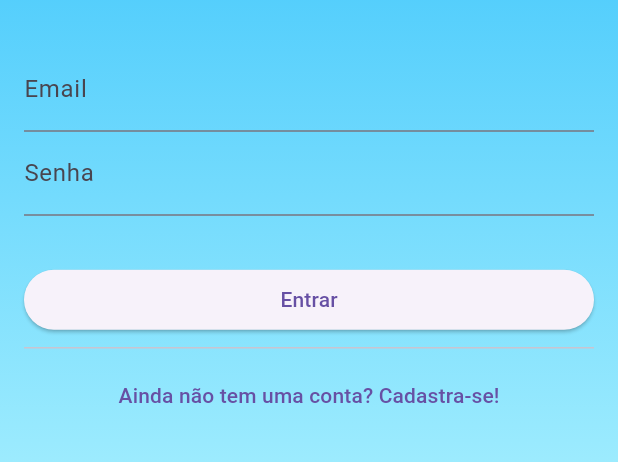
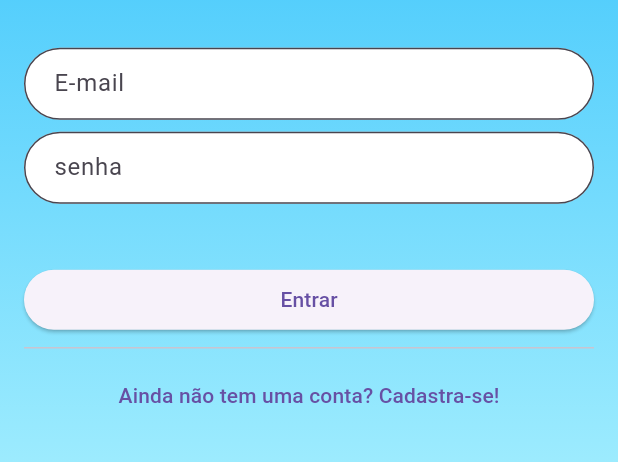
Before and after one commit to linusmanuel/gymap_v1, a Flutter app: the screen it shows after launch, on a phone screen of 412 x 824 dp, the part 550-1012 px from its top. Run offline on Flutter 3.47's test engine with Material 3 defaults, Android fonts, the light colour scheme and no system bars.

Commit message:
feat: personalize seu campo de texto no flutter

```diff
--- /dev/null
+++ b/lib/componentes/decoracao_campo_autenticacao.dart
@@ -0,0 +1,19 @@
+import 'package:flutter/material.dart';
+import 'package:flutter_gymapp_live/_comum/minhas_cores.dart';
+
+InputDecoration getAuthenticationInputDecoration(String label) {
+  return InputDecoration(
+    hintText: label,
+    fillColor: Colors.white,
+    filled: true,
+    contentPadding: const EdgeInsets.fromLTRB(16, 8, 16, 8),
+    border: OutlineInputBorder(
+      borderRadius: BorderRadius.circular(64),
+      borderSide: const BorderSide(color: Colors.black, width: 2)
+    ),
+    focusedBorder: OutlineInputBorder(
+      borderRadius: BorderRadius.circular(64),
+      borderSide: const BorderSide(color: MinhasCores.azulEscuro, width: 4),
+    )
+  );
+}
--- a/lib/telas/autenticacao_tela.dart
+++ b/lib/telas/autenticacao_tela.dart
@@ -1,6 +1,7 @@
 import 'package:flutter/material.dart';
 import 'package:flutter/widgets.dart';
 import 'package:flutter_gymapp_live/_comum/minhas_cores.dart';
+import 'package:flutter_gymapp_live/componentes/decoracao_campo_autenticacao.dart';
 
 class AutenticacaoTela extends StatefulWidget {
   const AutenticacaoTela({super.key});
@@ -49,30 +50,25 @@ class _AutenticacaoTelaState extends State<AutenticacaoTela> {
                       ),
                       const SizedBox(height: 32.0,),
                       TextFormField(
-                        decoration: const InputDecoration(
-                          label: Text("Email"),
-                        ),
+                        decoration: getAuthenticationInputDecoration("E-mail"),
                       ),
+                      const SizedBox(height: 8.0,),
                       TextFormField(
-                        decoration: const InputDecoration(
-                          label: Text("Senha"),
-                        ),
+                        decoration: getAuthenticationInputDecoration("senha"),
                         obscureText: true,
                       ),
+                      const SizedBox(height: 8.0,),
                       Visibility(
                         visible: !queroEntrar,
                         child: Column(
                           children: [
                             TextFormField(
-                              decoration: const InputDecoration(
-                                label: Text("Confirme Senha")
-                              ),
+                              decoration: getAuthenticationInputDecoration("Confirme senha"),
                               obscureText: true,
                             ),
+                            const SizedBox(height: 8.0,),
                             TextFormField(
-                              decoration: const InputDecoration(
-                                label: Text("Nome"),
-                              ),
+                              decoration: getAuthenticationInputDecoration("nome"),
                             ),
                           ],
                         ),
```
